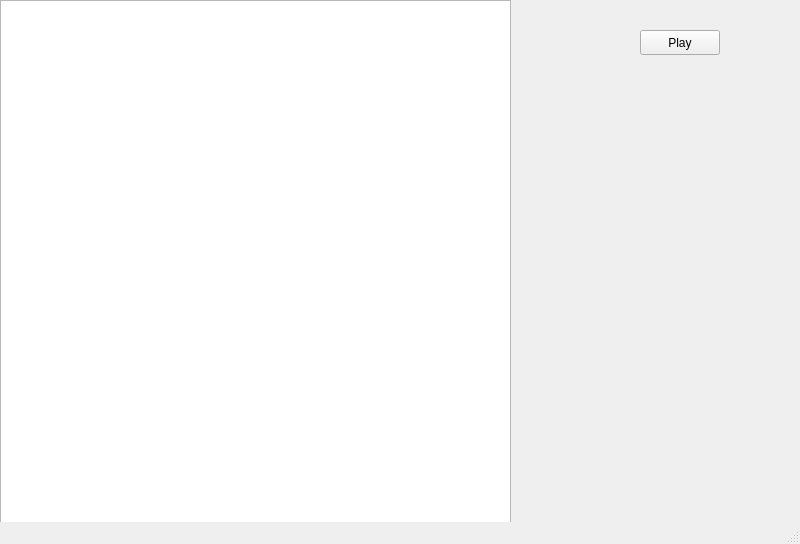
Above: mainwindow.ui from whither17/practica5 before the change. Below: the same form after it.
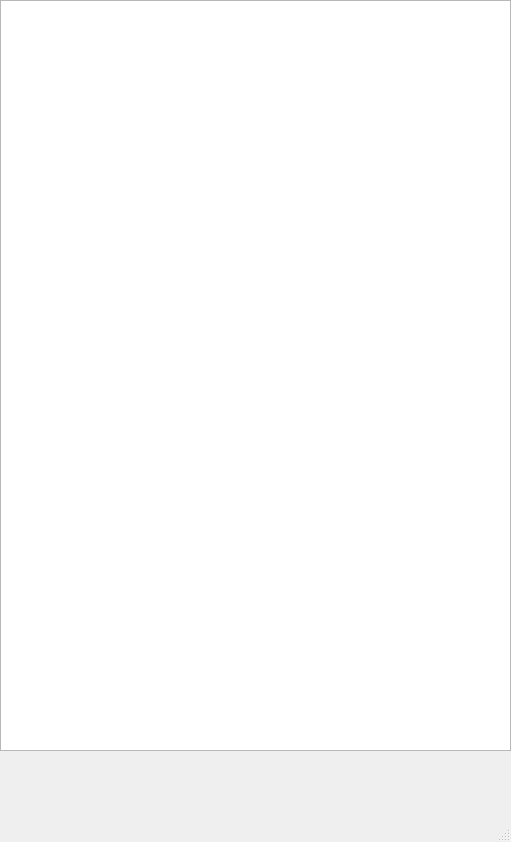
That is the form after the change.

The edit to the form file:
```diff
--- a/mainwindow.ui
+++ b/mainwindow.ui
@@ -9,8 +9,8 @@
    <rect>
     <x>0</x>
     <y>0</y>
-    <width>800</width>
-    <height>544</height>
+    <width>511</width>
+    <height>842</height>
    </rect>
   </property>
   <property name="minimumSize">
@@ -38,23 +38,10 @@
       <x>0</x>
       <y>0</y>
       <width>511</width>
-      <height>561</height>
+      <height>751</height>
      </rect>
     </property>
    </widget>
-   <widget class="QPushButton" name="pushButton">
-    <property name="geometry">
-     <rect>
-      <x>640</x>
-      <y>30</y>
-      <width>80</width>
-      <height>25</height>
-     </rect>
-    </property>
-    <property name="text">
-     <string>Play</string>
-    </property>
-   </widget>
   </widget>
   <widget class="QStatusBar" name="statusbar"/>
  </widget>
```
